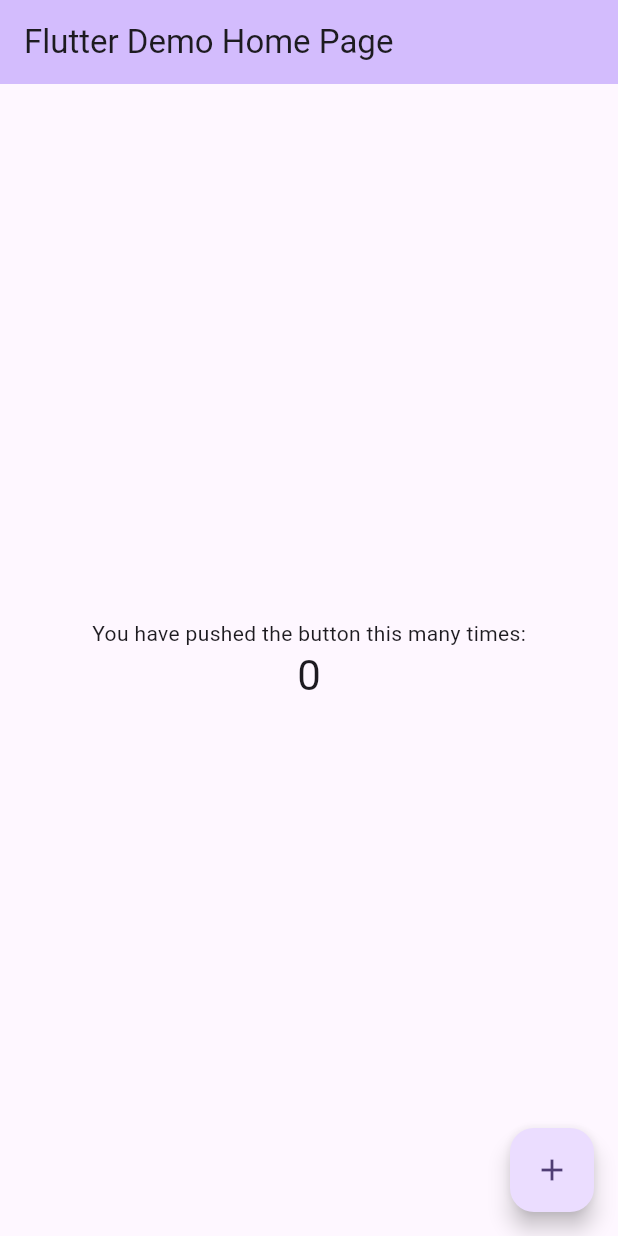
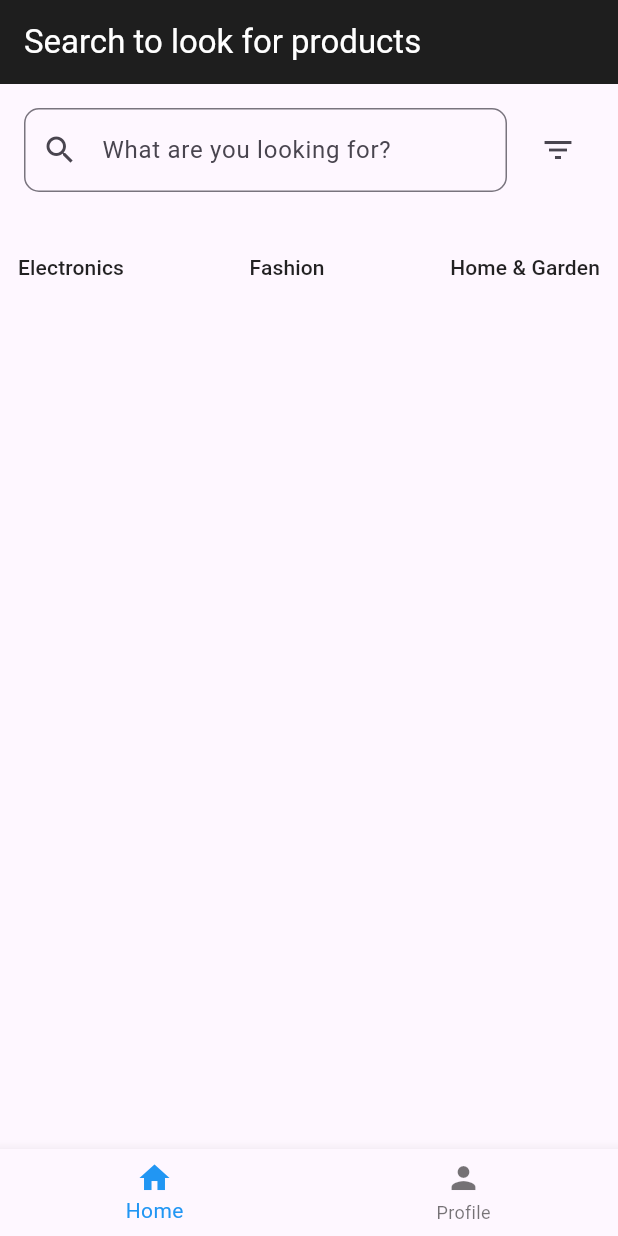
Before and after one commit to beepsid/compareprice, a Flutter app: the screen it shows after launch, on a phone screen of 412 x 824 dp. Run offline on Flutter 3.47's test engine with Material 3 defaults, Android fonts, the light colour scheme and no system bars.

Commit message:
Home page design

```diff
--- a/lib/main.dart
+++ b/lib/main.dart
@@ -1,3 +1,4 @@
+import 'package:compareprice/screens/home_screen.dart';
 import 'package:flutter/material.dart';
 
 void main() {
@@ -7,119 +8,11 @@
 class MyApp extends StatelessWidget {
   const MyApp({super.key});
 
-  // This widget is the root of your application.
   @override
   Widget build(BuildContext context) {
-    return MaterialApp(
-      title: 'Flutter Demo',
-      theme: ThemeData(
-        // This is the theme of your application.
-        //
-        // TRY THIS: Try running your application with "flutter run". You'll see
-        // the application has a purple toolbar. Then, without quitting the app,
-        // try changing the seedColor in the colorScheme below to Colors.green
-        // and then invoke "hot reload" (save your changes or press the "hot
-        // reload" button in a Flutter-supported IDE, or press "r" if you used
-        // the command line to start the app).
-        //
-        // Notice that the counter didn't reset back to zero; the application
-        // state is not lost during the reload. To reset the state, use hot
-        // restart instead.
-        //
-        // This works for code too, not just values: Most code changes can be
-        // tested with just a hot reload.
-        colorScheme: ColorScheme.fromSeed(seedColor: Colors.deepPurple),
-        useMaterial3: true,
-      ),
-      home: const MyHomePage(title: 'Flutter Demo Home Page'),
+    return const MaterialApp(
+      debugShowCheckedModeBanner: false,
+      home: Homescreen(),
     );
   }
 }
-
-class MyHomePage extends StatefulWidget {
-  const MyHomePage({super.key, required this.title});
-
-  // This widget is the home page of your application. It is stateful, meaning
-  // that it has a State object (defined below) that contains fields that affect
-  // how it looks.
-
-  // This class is the configuration for the state. It holds the values (in this
-  // case the title) provided by the parent (in this case the App widget) and
-  // used by the build method of the State. Fields in a Widget subclass are
-  // always marked "final".
-
-  final String title;
-
-  @override
-  State<MyHomePage> createState() => _MyHomePageState();
-}
-
-class _MyHomePageState extends State<MyHomePage> {
-  int _counter = 0;
-
-  void _incrementCounter() {
-    setState(() {
-      // This call to setState tells the Flutter framework that something has
-      // changed in this State, which causes it to rerun the build method below
-      // so that the display can reflect the updated values. If we changed
-      // _counter without calling setState(), then the build method would not be
-      // called again, and so nothing would appear to happen.
-      _counter++;
-    });
-  }
-
-  @override
-  Widget build(BuildContext context) {
-    // This method is rerun every time setState is called, for instance as done
-    // by the _incrementCounter method above.
-    //
-    // The Flutter framework has been optimized to make rerunning build methods
-    // fast, so that you can just rebuild anything that needs updating rather
-    // than having to individually change instances of widgets.
-    return Scaffold(
-      appBar: AppBar(
-        // TRY THIS: Try changing the color here to a specific color (to
-        // Colors.amber, perhaps?) and trigger a hot reload to see the AppBar
-        // change color while the other colors stay the same.
-        backgroundColor: Theme.of(context).colorScheme.inversePrimary,
-        // Here we take the value from the MyHomePage object that was created by
-        // the App.build method, and use it to set our appbar title.
-        title: Text(widget.title),
-      ),
-      body: Center(
-        // Center is a layout widget. It takes a single child and positions it
-        // in the middle of the parent.
-        child: Column(
-          // Column is also a layout widget. It takes a list of children and
-          // arranges them vertically. By default, it sizes itself to fit its
-          // children horizontally, and tries to be as tall as its parent.
-          //
-          // Column has various properties to control how it sizes itself and
-          // how it positions its children. Here we use mainAxisAlignment to
-          // center the children vertically; the main axis here is the vertical
-          // axis because Columns are vertical (the cross axis would be
-          // horizontal).
-          //
-          // TRY THIS: Invoke "debug painting" (choose the "Toggle Debug Paint"
-          // action in the IDE, or press "p" in the console), to see the
-          // wireframe for each widget.
-          mainAxisAlignment: MainAxisAlignment.center,
-          children: <Widget>[
-            const Text(
-              'You have pushed the button this many times:',
-            ),
-            Text(
-              '$_counter',
-              style: Theme.of(context).textTheme.headlineMedium,
-            ),
-          ],
-        ),
-      ),
-      floatingActionButton: FloatingActionButton(
-        onPressed: _incrementCounter,
-        tooltip: 'Increment',
-        child: const Icon(Icons.add),
-      ), // This trailing comma makes auto-formatting nicer for build methods.
-    );
-  }
-}
--- /dev/null
+++ b/lib/screens/home_screen.dart
@@ -0,0 +1,108 @@
+import 'package:compareprice/utils/app_styles.dart';
+import 'package:flutter/material.dart';
+import 'package:flutter/widgets.dart'; // Import for BottomNavigationBar
+
+class Homescreen extends StatefulWidget {
+  const Homescreen({super.key});
+
+  @override
+  State<Homescreen> createState() => _HomescreenState();
+}
+
+class _HomescreenState extends State<Homescreen> {
+  @override
+  Widget build(BuildContext context) {
+    return Scaffold(
+      appBar: AppBar(
+          backgroundColor: Apptheme.dark, // Adjust based on your app theme
+          // Consider using a leading icon for navigation drawer
+          title: const Text(
+            'Search to look for products',
+            style: TextStyle(color: Colors.white),
+          )
+          // actions: [
+          //   IconButton(
+          //     icon: const Icon(Icons.more_vert),
+          //     tooltip: 'More options',
+          //     onPressed: () {
+          //       // Handle additional options menu
+          //     },
+          //   ),
+          // ],
+          ),
+      body: SingleChildScrollView(
+        child: Column(
+          children: [
+            Padding(
+              padding: const EdgeInsets.all(16.0), // Adjust padding as needed
+              child: Row(
+                children: [
+                  Expanded(
+                    child: TextField(
+                      decoration: InputDecoration(
+                        hintText: 'What are you looking for?',
+                        prefixIcon: const Icon(Icons.search),
+                        border: OutlineInputBorder(
+                          borderRadius: BorderRadius.circular(10.0),
+                        ),
+                      ),
+                    ),
+                  ),
+                  const SizedBox(width: 10.0),
+                  IconButton(
+                    icon: const Icon(Icons.filter_list), // Use filter icon
+                    tooltip: 'Filter options',
+                    onPressed: () {
+                      // Handle filter functionality
+                    },
+                  ),
+                ],
+              ),
+            ),
+            const SizedBox(
+                height: 10.0), // Add spacing between search bar and categories
+            Row(
+              mainAxisAlignment: MainAxisAlignment.spaceBetween,
+              children: [
+                buildCategoryButton('Electronics'),
+                buildCategoryButton('Fashion'),
+                buildCategoryButton('Home & Garden'),
+                // Add more category buttons as needed
+              ],
+            ),
+            const SizedBox(
+                height: 10.0), // Add spacing between categories and products
+            // Your product listing or other app content here
+          ],
+        ),
+      ),
+      bottomNavigationBar: BottomNavigationBar(
+        // Consider using BottomNavigationBar
+        items: const [
+          BottomNavigationBarItem(
+            icon: Icon(Icons.home),
+            label: 'Home',
+          ),
+          BottomNavigationBarItem(
+            icon: Icon(Icons.person),
+            label: 'Profile',
+          ),
+        ],
+        currentIndex: 0, // Set initial selected index
+        selectedItemColor: Colors.blue, // Adjust color as needed
+        onTap: (int index) {
+          // Handle navigation based on selected index
+        },
+      ),
+    );
+  }
+
+  Widget buildCategoryButton(String category) {
+    return TextButton(
+      onPressed: () {
+        // Handle category selection
+      },
+      child: Text(category, style: const TextStyle(color: Colors.black87)),
+    );
+  }
+}
--- /dev/null
+++ b/lib/utils/app_styles.dart
@@ -0,0 +1,5 @@
+import 'package:flutter/material.dart';
+
+class Apptheme {
+  static const Color dark = Color(0xFF1E1E1E);
+}
```
